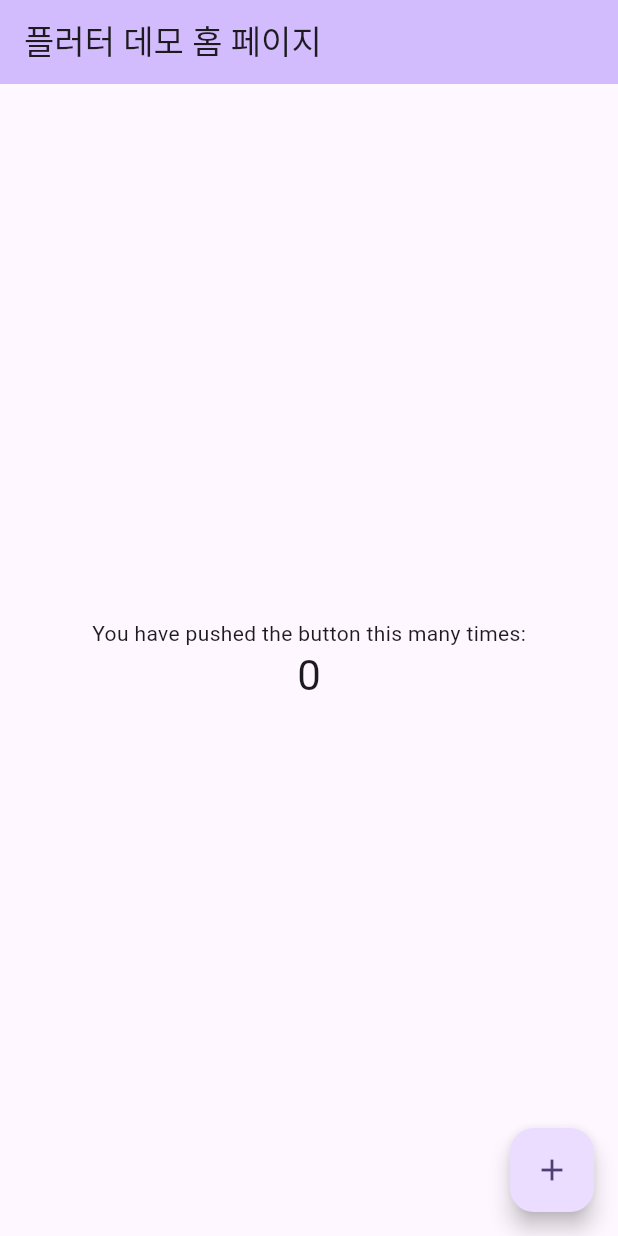
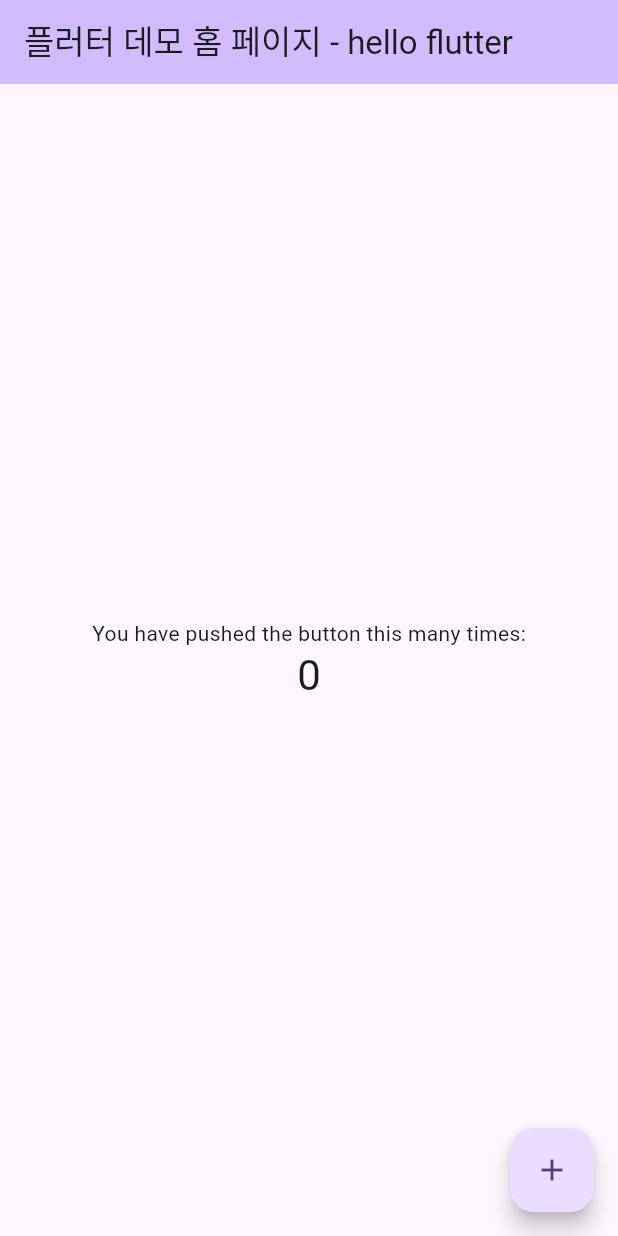
Before and after one commit to devSeyeong/Flutter-mac, a Flutter app: the screen it shows after launch, on a phone screen of 412 x 824 dp. Run offline on Flutter 3.47's test engine with Material 2 defaults, Android fonts, the phone set to English and light mode, and no system bars.

Commit message:
add hello flutter

```diff
--- a/lib/main.dart
+++ b/lib/main.dart
@@ -31,7 +31,7 @@ class MyApp extends StatelessWidget {
         colorScheme: ColorScheme.fromSeed(seedColor: Colors.deepPurple),
         useMaterial3: true,
       ),
-      home: const MyHomePage(title: '플러터 데모 홈 페이지'),
+      home: const MyHomePage(title: '플러터 데모 홈 페이지 - hello flutter'),
     );
   }
 }
```
